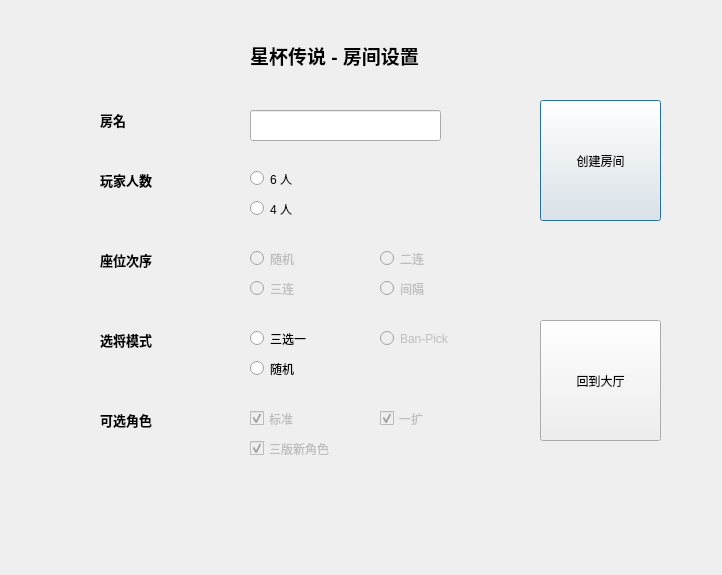
chntujia/CodfiyAsteriatedGrailClient, file client/RoomSet.ui: the form before one commit.
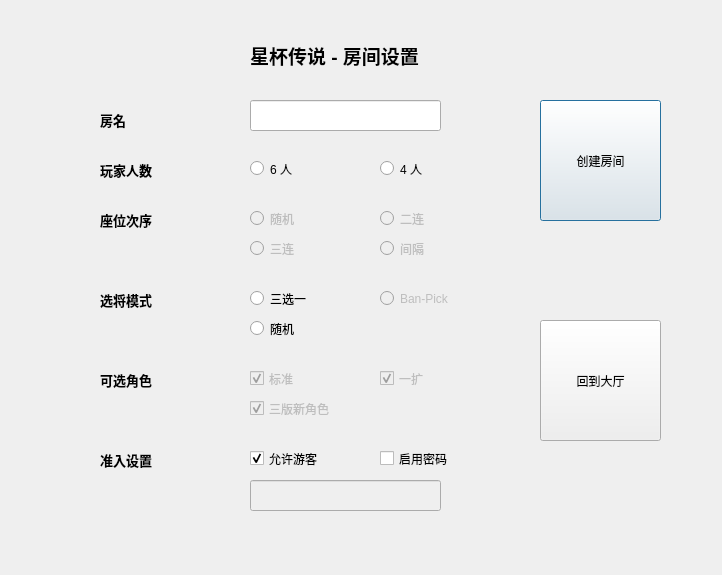
The form after the commit.

Commit message: add room access controls

Patch:
```diff
--- a/client/RoomSet.ui
+++ b/client/RoomSet.ui
@@ -33,7 +33,7 @@
    <property name="geometry">
     <rect>
      <x>250</x>
-     <y>110</y>
+     <y>100</y>
      <width>191</width>
      <height>31</height>
     </rect>
@@ -56,7 +56,7 @@
    <property name="geometry">
     <rect>
      <x>250</x>
-     <y>170</y>
+     <y>160</y>
      <width>82</width>
      <height>17</height>
     </rect>
@@ -69,7 +69,7 @@
    <property name="geometry">
     <rect>
      <x>100</x>
-     <y>170</y>
+     <y>160</y>
      <width>61</width>
      <height>20</height>
     </rect>
@@ -81,8 +81,8 @@
   <widget class="QRadioButton" name="radioButtonPlayer4">
    <property name="geometry">
     <rect>
-     <x>250</x>
-     <y>200</y>
+     <x>380</x>
+     <y>160</y>
      <width>82</width>
      <height>17</height>
     </rect>
@@ -98,7 +98,7 @@
    <property name="geometry">
     <rect>
      <x>250</x>
-     <y>280</y>
+     <y>240</y>
      <width>82</width>
      <height>17</height>
     </rect>
@@ -111,7 +111,7 @@
    <property name="geometry">
     <rect>
      <x>100</x>
-     <y>250</y>
+     <y>210</y>
      <width>61</width>
      <height>20</height>
     </rect>
@@ -127,7 +127,7 @@
    <property name="geometry">
     <rect>
      <x>380</x>
-     <y>250</y>
+     <y>210</y>
      <width>82</width>
      <height>17</height>
     </rect>
@@ -143,7 +143,7 @@
    <property name="geometry">
     <rect>
      <x>380</x>
-     <y>280</y>
+     <y>240</y>
      <width>82</width>
      <height>17</height>
     </rect>
@@ -159,7 +159,7 @@
    <property name="geometry">
     <rect>
      <x>250</x>
-     <y>250</y>
+     <y>210</y>
      <width>82</width>
      <height>17</height>
     </rect>
@@ -184,7 +184,7 @@
    <property name="geometry">
     <rect>
      <x>100</x>
-     <y>330</y>
+     <y>290</y>
      <width>61</width>
      <height>20</height>
     </rect>
@@ -197,7 +197,7 @@
    <property name="geometry">
     <rect>
      <x>250</x>
-     <y>360</y>
+     <y>320</y>
      <width>82</width>
      <height>17</height>
     </rect>
@@ -210,7 +210,7 @@
    <property name="geometry">
     <rect>
      <x>250</x>
-     <y>330</y>
+     <y>290</y>
      <width>82</width>
      <height>17</height>
     </rect>
@@ -226,7 +226,7 @@
    <property name="geometry">
     <rect>
      <x>380</x>
-     <y>330</y>
+     <y>290</y>
      <width>82</width>
      <height>17</height>
     </rect>
@@ -239,7 +239,7 @@
    <property name="geometry">
     <rect>
      <x>100</x>
-     <y>410</y>
+     <y>370</y>
      <width>61</width>
      <height>20</height>
     </rect>
@@ -281,7 +281,7 @@
    <property name="geometry">
     <rect>
      <x>250</x>
-     <y>410</y>
+     <y>370</y>
      <width>70</width>
      <height>17</height>
     </rect>
@@ -300,7 +300,7 @@
    <property name="geometry">
     <rect>
      <x>380</x>
-     <y>410</y>
+     <y>370</y>
      <width>70</width>
      <height>17</height>
     </rect>
@@ -319,7 +319,7 @@
    <property name="geometry">
     <rect>
      <x>250</x>
-     <y>440</y>
+     <y>400</y>
      <width>81</width>
      <height>17</height>
     </rect>
@@ -331,6 +331,70 @@
     <bool>true</bool>
    </property>
   </widget>
+  <widget class="QLabel" name="labelRoleRange_2">
+   <property name="geometry">
+    <rect>
+     <x>100</x>
+     <y>450</y>
+     <width>61</width>
+     <height>20</height>
+    </rect>
+   </property>
+   <property name="text">
+    <string>&lt;html&gt;&lt;head/&gt;&lt;body&gt;&lt;p&gt;&lt;span style=&quot; font-size:10pt; font-weight:600;&quot;&gt;准入设置&lt;/span&gt;&lt;/p&gt;&lt;/body&gt;&lt;/html&gt;</string>
+   </property>
+  </widget>
+  <widget class="QCheckBox" name="allowGuest">
+   <property name="enabled">
+    <bool>true</bool>
+   </property>
+   <property name="geometry">
+    <rect>
+     <x>250</x>
+     <y>450</y>
+     <width>81</width>
+     <height>17</height>
+    </rect>
+   </property>
+   <property name="text">
+    <string>允许游客</string>
+   </property>
+   <property name="checked">
+    <bool>true</bool>
+   </property>
+  </widget>
+  <widget class="QCheckBox" name="allowPassword">
+   <property name="enabled">
+    <bool>true</bool>
+   </property>
+   <property name="geometry">
+    <rect>
+     <x>380</x>
+     <y>450</y>
+     <width>81</width>
+     <height>17</height>
+    </rect>
+   </property>
+   <property name="text">
+    <string>启用密码</string>
+   </property>
+   <property name="checked">
+    <bool>false</bool>
+   </property>
+  </widget>
+  <widget class="QLineEdit" name="password">
+   <property name="enabled">
+    <bool>false</bool>
+   </property>
+   <property name="geometry">
+    <rect>
+     <x>250</x>
+     <y>480</y>
+     <width>191</width>
+     <height>31</height>
+    </rect>
+   </property>
+  </widget>
  </widget>
  <resources/>
  <connections/>
```
The commit also changes 11 other files.
